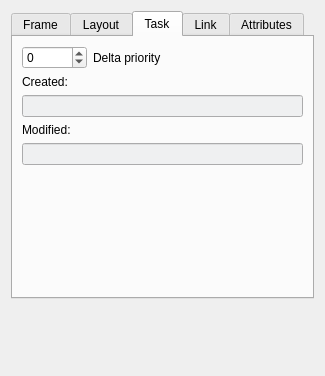
Above: branchpropeditor.ui from insilmaril/vym before the change. Below: the same form after it.
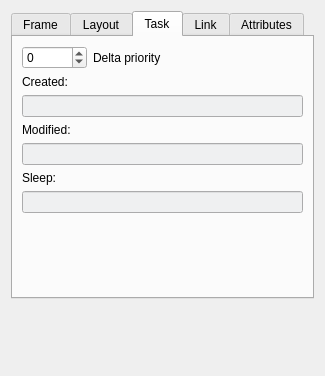
That is the form after the change.

Commit message: Show sleep time in branchPropertyEditor

```diff
--- a/branchpropeditor.ui
+++ b/branchpropeditor.ui
@@ -374,6 +374,26 @@
          </property>
         </widget>
        </item>
+       <item>
+        <widget class="QLabel" name="label_4">
+         <property name="text">
+          <string>Sleep:</string>
+         </property>
+        </widget>
+       </item>
+       <item>
+        <widget class="QLineEdit" name="lineEditDateSleep">
+         <property name="enabled">
+          <bool>true</bool>
+         </property>
+         <property name="styleSheet">
+          <string notr="true">background-color: rgb(239, 240, 241);</string>
+         </property>
+         <property name="readOnly">
+          <bool>true</bool>
+         </property>
+        </widget>
+       </item>
        <item>
         <spacer name="verticalSpacer_2">
          <property name="orientation">
```
The commit also changes 1 other file.
